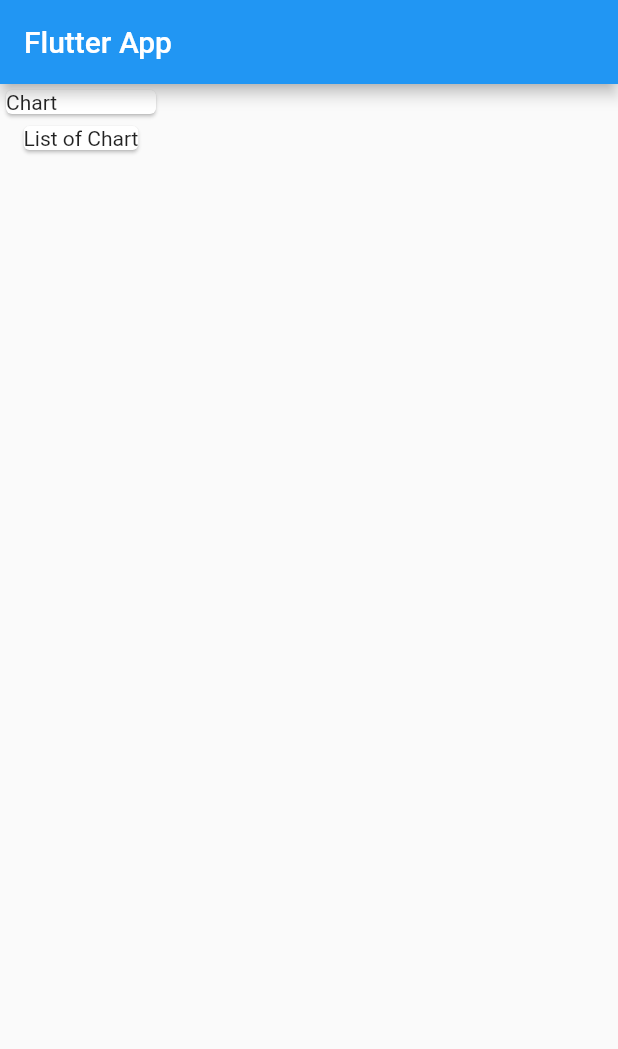
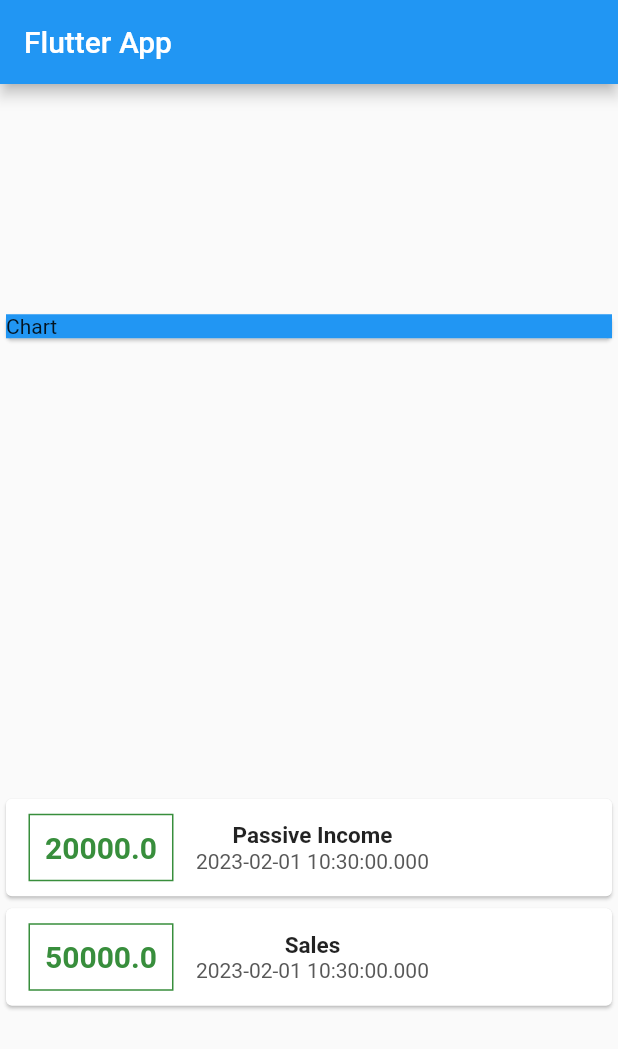
Before and after one commit to clippefuentes/personal_expense_flutter, a Flutter app: the screen it shows after launch, on a phone screen of 412 x 824 dp. Shown: the top 1049 px of the screen. Run offline on Flutter 3.47's test engine with Material 2 defaults, Android fonts, the phone set to English and light mode, and no system bars.

```diff
--- a/lib/main.dart
+++ b/lib/main.dart
@@ -1,4 +1,5 @@
 import 'package:flutter/material.dart';
+import 'package:flutter_complete_guide/transaction.dart';
 
 void main() => runApp(MyApp());
 
@@ -13,6 +14,21 @@ class MyApp extends StatelessWidget {
 }
 
 class MyHomePage extends StatelessWidget {
+  final List<Transaction> transactions = [
+    Transaction(
+      id: 'T',
+      title: 'Passive Income',
+      amount: 20000,
+      date: DateTime.now()
+    ),
+    Transaction(
+      id: 'T',
+      title: 'Sales',
+      amount: 50000,
+      date: DateTime.now()
+    ),
+  ];
+
   @override
   Widget build(BuildContext context) {
     return Scaffold(
@@ -20,15 +36,61 @@ class MyHomePage extends StatelessWidget {
         title: Text('Flutter App'),
       ),
       body: Column(
+        mainAxisAlignment: MainAxisAlignment.spaceAround,
+        crossAxisAlignment: CrossAxisAlignment.stretch,
         children: [
           Card(
             child: Container(
-              width: 100,
+              width: double.infinity,
+              color: Colors.blue,
               child: Text('Chart')
             ),
           ),
-          Card(
-            child: Text('List of Chart'),
+          Column(
+            children: transactions.map((tx) {
+              return Card(
+                child: Row(
+                  children: [
+                    Container(
+                      margin: EdgeInsets.symmetric(
+                        vertical: 10, horizontal: 15
+                      ),
+                      padding: EdgeInsets.all(10),
+                      decoration: BoxDecoration(
+                        border: Border.all(
+                          color: Colors.green[700]
+                        )
+                      ),
+                      child: Text(
+                        tx.amount.toString(),
+                        style: TextStyle(
+                          fontWeight: FontWeight.bold,
+                          fontSize: 20,
+                          color: Colors.green[700],
+                        ),
+                      ),
+                    ),
+                    Column(
+                      children: [
+                        Text(tx.title,
+                          style: TextStyle(
+                            fontWeight: FontWeight.w600,
+                            fontSize: 15,
+                            color: Colors.black87,
+                          ),
+                        ),
+                        Text(tx.date.toString(),
+                          style: TextStyle(
+                            // fontSize: 20,
+                            color: Color.fromARGB(255, 88, 88, 88),
+                          ),
+                        ),
+                      ],
+                    )
+                  ],
+                ),
+              );
+            }).toList(),
           )
         ]
       ),
--- /dev/null
+++ b/lib/transaction.dart
@@ -0,0 +1,15 @@
+import 'package:flutter/cupertino.dart';
+
+class Transaction {
+  String id;
+  String title;
+  double amount;
+  DateTime date;
+
+  Transaction({
+    @required this.id,
+    @required this.title,
+    @required this.amount,
+    @required  this.date
+  });
+}
```
